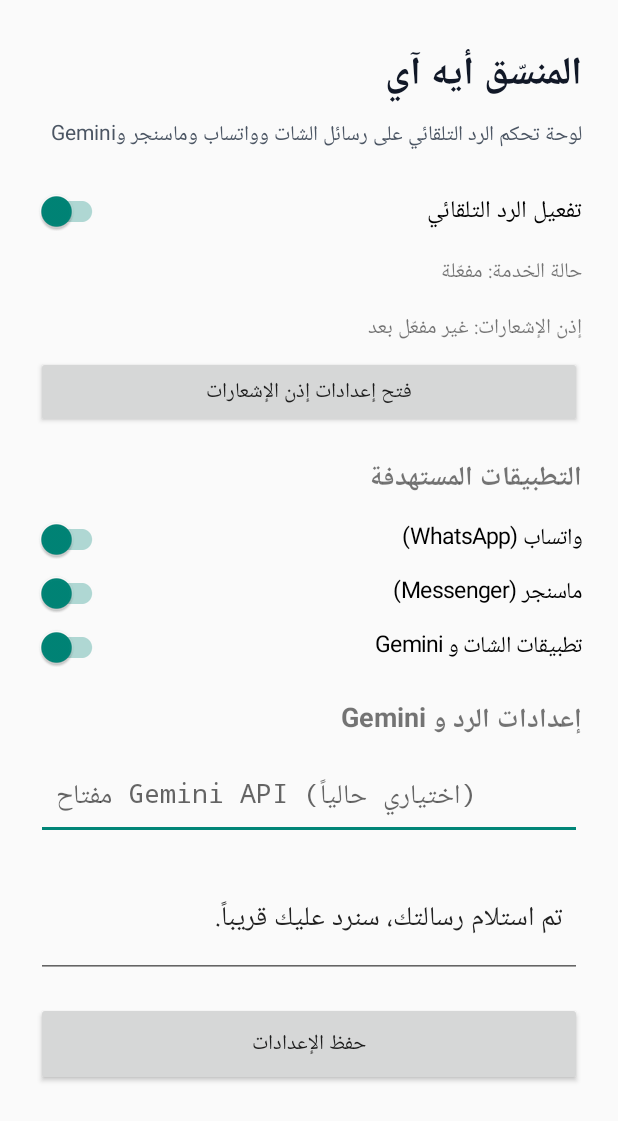
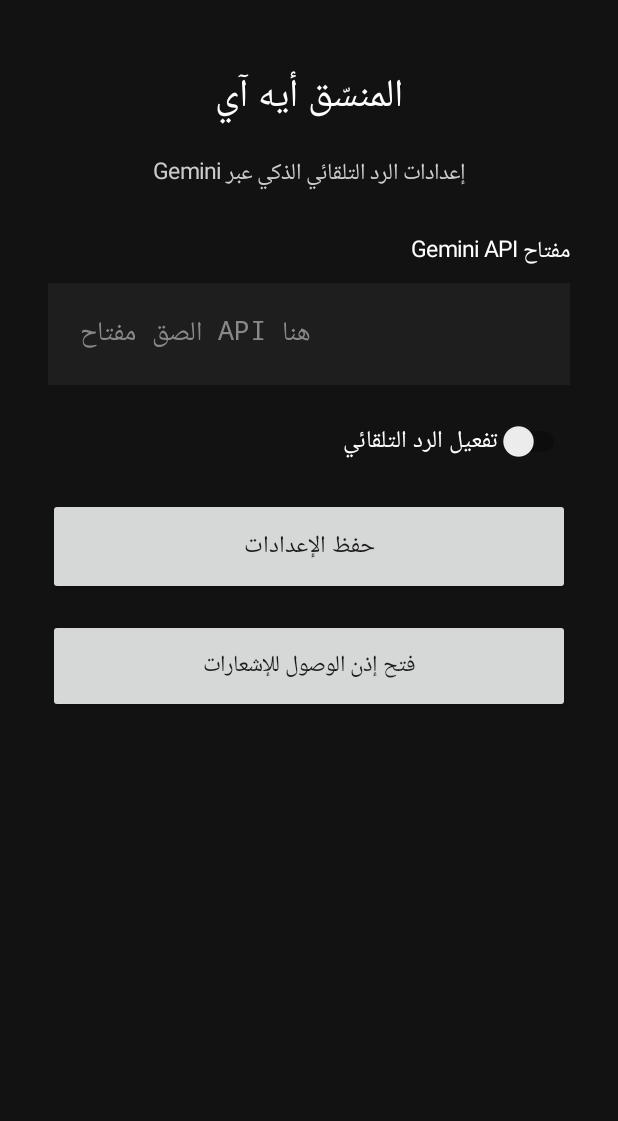
Before and after one commit to aboshebep515-dev/al-munassiq-ai-2, an Android app: the screen it shows after launch (MainActivity), after a tap on "حفظ الإعدادات", on a phone screen of 412 x 824 dp. Shown: the top 1121 px of the screen. Run offline under Robolectric (Android 15) with nearby library versions, the phone set to English and light mode, and no system bars.

Commit message:
Update MainActivity.kt

```diff
--- a/app/src/main/java/com/almunassiq/ai/MainActivity.kt
+++ b/app/src/main/java/com/almunassiq/ai/MainActivity.kt
@@ -1,242 +1,118 @@
 package com.almunassiq.ai
 
-import android.content.ComponentName
 import android.content.Context
 import android.content.Intent
 import android.graphics.Color
-import android.graphics.Typeface
 import android.os.Bundle
 import android.provider.Settings
 import android.text.InputType
 import android.view.Gravity
-import android.view.View
 import android.widget.Button
 import android.widget.EditText
 import android.widget.LinearLayout
 import android.widget.ScrollView
+import android.widget.Switch
 import android.widget.TextView
 import android.widget.Toast
 import androidx.appcompat.app.AppCompatActivity
-import androidx.appcompat.widget.SwitchCompat
 
 class MainActivity : AppCompatActivity() {
-
-    private lateinit var statusValueText: TextView
-    private lateinit var permissionValueText: TextView
-    private lateinit var serviceSwitch: SwitchCompat
-    private lateinit var whatsappSwitch: SwitchCompat
-    private lateinit var messengerSwitch: SwitchCompat
-    private lateinit var chatAiSwitch: SwitchCompat
-    private lateinit var apiKeyInput: EditText
-    private lateinit var fallbackReplyInput: EditText
 
     override fun onCreate(savedInstanceState: Bundle?) {
         super.onCreate(savedInstanceState)
 
-        val prefs = getSharedPreferences("munassiq_prefs", Context.MODE_PRIVATE)
+        val prefs = getSharedPreferences("almunassiq_prefs", Context.MODE_PRIVATE)
 
         val scrollView = ScrollView(this).apply {
-            layoutParams = LinearLayout.LayoutParams(
-                LinearLayout.LayoutParams.MATCH_PARENT,
-                LinearLayout.LayoutParams.MATCH_PARENT
-            )
-            setPadding(36, 42, 36, 42)
+            setBackgroundColor(Color.parseColor("#121212"))
         }
 
-        val rootLayout = LinearLayout(this).apply {
+        val layout = LinearLayout(this).apply {
             orientation = LinearLayout.VERTICAL
-            layoutDirection = View.LAYOUT_DIRECTION_RTL
-            layoutParams = LinearLayout.LayoutParams(
-                LinearLayout.LayoutParams.MATCH_PARENT,
-                LinearLayout.LayoutParams.WRAP_CONTENT
-            )
+            setPadding(48, 64, 48, 64)
         }
 
-        val titleText = TextView(this).apply {
+        val titleView = TextView(this).apply {
             text = "المنسّق أيه آي"
             textSize = 26f
-            setTypeface(typeface, Typeface.BOLD)
-            setTextColor(Color.parseColor("#111827"))
+            setTextColor(Color.WHITE)
+            gravity = Gravity.CENTER
+            setPadding(0, 0, 0, 24)
         }
 
-        val subtitleText = TextView(this).apply {
-            text = "لوحة تحكم الرد التلقائي على رسائل الشات وواتساب وماسنجر وGemini"
-            textSize = 14f
-            setTextColor(Color.parseColor("#4B5563"))
-            setPadding(0, 8, 0, 28)
+        val subtitleView = TextView(this).apply {
+            text = "إعدادات الرد التلقائي الذكي عبر Gemini"
+            textSize = 15f
+            setTextColor(Color.LTGRAY)
+            gravity = Gravity.CENTER
+            setPadding(0, 0, 0, 40)
         }
 
-        statusValueText = TextView(this).apply {
-            textSize = 14f
-            setPadding(0, 4, 0, 12)
+        val apiKeyLabel = TextView(this).apply {
+            text = "مفتاح Gemini API"
+            textSize = 15f
+            setTextColor(Color.WHITE)
+            setPadding(0, 0, 0, 12)
         }
 
-        serviceSwitch = SwitchCompat(this).apply {
+        val apiKeyInput = EditText(this).apply {
+            hint = "الصق مفتاح API هنا"
+            setHintTextColor(Color.GRAY)
+            setTextColor(Color.WHITE)
+            setBackgroundColor(Color.parseColor("#1E1E1E"))
+            setPadding(32, 28, 32, 28)
+            inputType = InputType.TYPE_CLASS_TEXT or InputType.TYPE_TEXT_VARIATION_PASSWORD
+            setText(prefs.getString("gemini_api_key", ""))
+        }
+
+        val autoReplySwitch = Switch(this).apply {
             text = "تفعيل الرد التلقائي"
             textSize = 16f
-            setPadding(0, 10, 0, 18)
-            isChecked = prefs.getBoolean("service_enabled", true)
-            setOnCheckedChangeListener { _, isChecked ->
-                updateStatusLabel(isChecked)
+            setTextColor(Color.WHITE)
+            setPadding(0, 36, 0, 36)
+            isChecked = prefs.getBoolean("auto_reply_enabled", false)
+        }
+
+        val saveButton = Button(this).apply {
+            text = "حفظ الإعدادات"
+            textSize = 16f
+            setPadding(0, 28, 0, 28)
+            setOnClickListener {
+                val key = apiKeyInput.text?.toString()?.trim().orEmpty()
+                val enabled = autoReplySwitch.isChecked
+                prefs.edit()
+                    .putString("gemini_api_key", key)
+                    .putBoolean("auto_reply_enabled", enabled)
+                    .apply()
+                Toast.makeText(this@MainActivity, "تم حفظ الإعدادات بنجاح", Toast.LENGTH_SHORT).show()
             }
-        }
-        updateStatusLabel(serviceSwitch.isChecked)
-
-        permissionValueText = TextView(this).apply {
-            textSize = 14f
-            setPadding(0, 8, 0, 10)
         }
 
         val permissionButton = Button(this).apply {
-            text = "فتح إعدادات إذن الإشعارات"
+            text = "فتح إذن الوصول للإشعارات"
+            textSize = 15f
+            setPadding(0, 28, 0, 28)
+            val params = LinearLayout.LayoutParams(
+                LinearLayout.LayoutParams.MATCH_PARENT,
+                LinearLayout.LayoutParams.WRAP_CONTENT
+            ).apply {
+                topMargin = 24
+            }
+            layoutParams = params
             setOnClickListener {
                 startActivity(Intent(Settings.ACTION_NOTIFICATION_LISTENER_SETTINGS))
             }
         }
 
-        val targetsLabel = TextView(this).apply {
-            text = "التطبيقات المستهدفة"
-            textSize = 18f
-            setTypeface(typeface, Typeface.BOLD)
-            setPadding(0, 28, 0, 10)
-        }
+        layout.addView(titleView)
+        layout.addView(subtitleView)
+        layout.addView(apiKeyLabel)
+        layout.addView(apiKeyInput)
+        layout.addView(autoReplySwitch)
+        layout.addView(saveButton)
+        layout.addView(permissionButton)
 
-        whatsappSwitch = SwitchCompat(this).apply {
-            text = "واتساب (WhatsApp)"
-            textSize = 15f
-            setPadding(0, 8, 0, 8)
-            isChecked = prefs.getBoolean("whatsapp_enabled", true)
-        }
-
-        messengerSwitch = SwitchCompat(this).apply {
-            text = "ماسنجر (Messenger)"
-            textSize = 15f
-            setPadding(0, 8, 0, 8)
-            isChecked = prefs.getBoolean("messenger_enabled", true)
-        }
-
-        chatAiSwitch = SwitchCompat(this).apply {
-            text = "تطبيقات الشات و Gemini"
-            textSize = 15f
-            setPadding(0, 8, 0, 16)
-            isChecked = prefs.getBoolean("chat_ai_enabled", true)
-        }
-
-        val settingsLabel = TextView(this).apply {
-            text = "إعدادات الرد و Gemini"
-            textSize = 18f
-            setTypeface(typeface, Typeface.BOLD)
-            setPadding(0, 16, 0, 10)
-        }
-
-        apiKeyInput = EditText(this).apply {
-            hint = "مفتاح Gemini API (اختياري حالياً)"
-            inputType = InputType.TYPE_CLASS_TEXT or InputType.TYPE_TEXT_VARIATION_PASSWORD
-            setText(prefs.getString("gemini_api_key", "") ?: "")
-            setPadding(20, 20, 20, 20)
-        }
-
-        fallbackReplyInput = EditText(this).apply {
-            hint = "الرد الافتراضي عند عدم توفر مفتاح أو اتصال"
-            inputType = InputType.TYPE_CLASS_TEXT or InputType.TYPE_TEXT_MULTI_LINE
-            minLines = 2
-            setText(
-                prefs.getString(
-                    "fallback_reply",
-                    "تم استلام رسالتك، سنرد عليك قريباً."
-                ) ?: ""
-            )
-            setPadding(20, 20, 20, 20)
-        }
-
-        val saveButton = Button(this).apply {
-            text = "حفظ الإعدادات"
-            gravity = Gravity.CENTER
-            setPadding(0, 24, 0, 24)
-            setOnClickListener {
-                prefs.edit()
-                    .putBoolean("service_enabled", serviceSwitch.isChecked)
-                    .putBoolean("whatsapp_enabled", whatsappSwitch.isChecked)
-                    .putBoolean("messenger_enabled", messengerSwitch.isChecked)
-                    .putBoolean("chat_ai_enabled", chatAiSwitch.isChecked)
-                    .putString("gemini_api_key", apiKeyInput.text.toString().trim())
-                    .putString("fallback_reply", fallbackReplyInput.text.toString().trim())
-                    .apply()
-                refreshPermissionStatus()
-                Toast.makeText(this@MainActivity, "تم حفظ الإعدادات", Toast.LENGTH_SHORT).show()
-            }
-        }
-
-        val spacer = View(this).apply {
-            layoutParams = LinearLayout.LayoutParams(
-                LinearLayout.LayoutParams.MATCH_PARENT,
-                20
-            )
-        }
-
-        rootLayout.addView(titleText)
-        rootLayout.addView(subtitleText)
-        rootLayout.addView(serviceSwitch)
-        rootLayout.addView(statusValueText)
-        rootLayout.addView(permissionValueText)
-        rootLayout.addView(permissionButton)
-        rootLayout.addView(targetsLabel)
-        rootLayout.addView(whatsappSwitch)
-        rootLayout.addView(messengerSwitch)
-        rootLayout.addView(chatAiSwitch)
-        rootLayout.addView(settingsLabel)
-        rootLayout.addView(apiKeyInput)
-        rootLayout.addView(spacer)
-        rootLayout.addView(fallbackReplyInput)
-        rootLayout.addView(
-            View(this).apply {
-                layoutParams = LinearLayout.LayoutParams(
-                    LinearLayout.LayoutParams.MATCH_PARENT,
-                    24
-                )
-            }
-        )
-        rootLayout.addView(saveButton)
-
-        scrollView.addView(rootLayout)
+        scrollView.addView(layout)
         setContentView(scrollView)
-
-        refreshPermissionStatus()
-    }
-
-    override fun onResume() {
-        super.onResume()
-        refreshPermissionStatus()
-    }
-
-    private fun updateStatusLabel(enabled: Boolean) {
-        statusValueText.text = if (enabled) {
-            "حالة الخدمة: مفعّلة"
-        } else {
-            "حالة الخدمة: متوقفة"
-        }
-    }
-
-    private fun refreshPermissionStatus() {
-        val granted = isNotificationListenerEnabled(this)
-        permissionValueText.text = if (granted) {
-            "إذن الإشعارات: ممنوح"
-        } else {
-            "إذن الإشعارات: غير مفعّل بعد"
-        }
-    }
-
-    private fun isNotificationListenerEnabled(context: Context): Boolean {
-        val enabledListeners = Settings.Secure.getString(
-            context.contentResolver,
-            "enabled_notification_listeners"
-        ) ?: return false
-        val componentName = ComponentName(
-            context,
-            "com.almunassiq.ai.NotificationReplyService"
-        )
-        return enabledListeners.split(":").any {
-            ComponentName.unflattenFromString(it) == componentName
-        }
     }
 }
```
